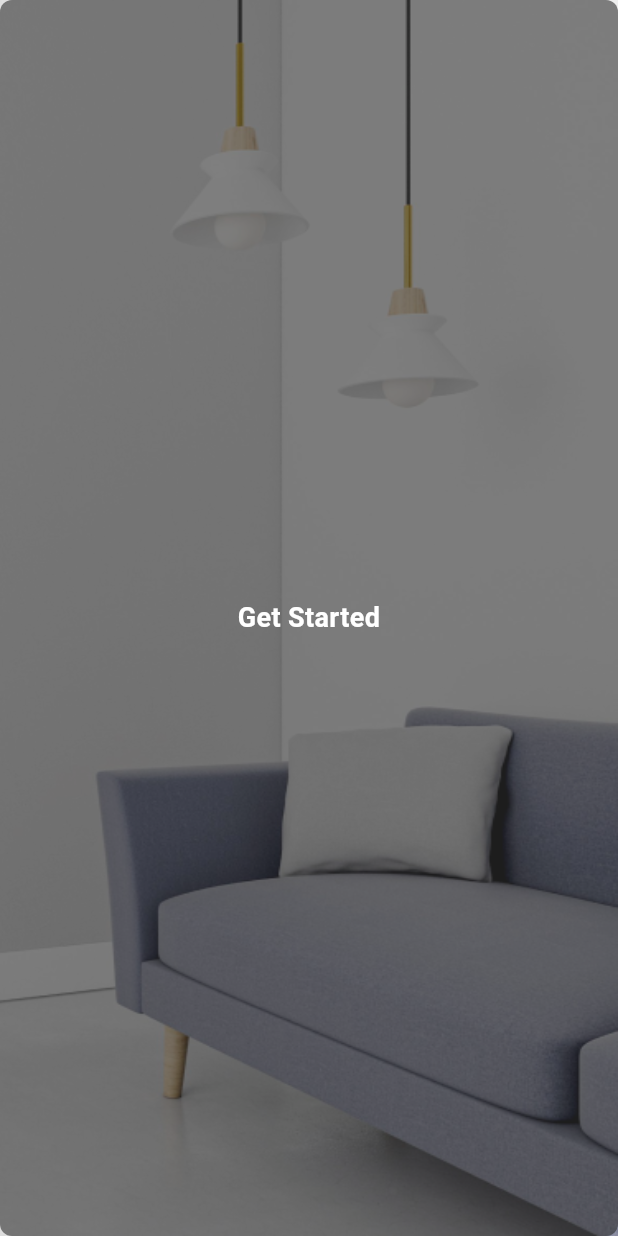
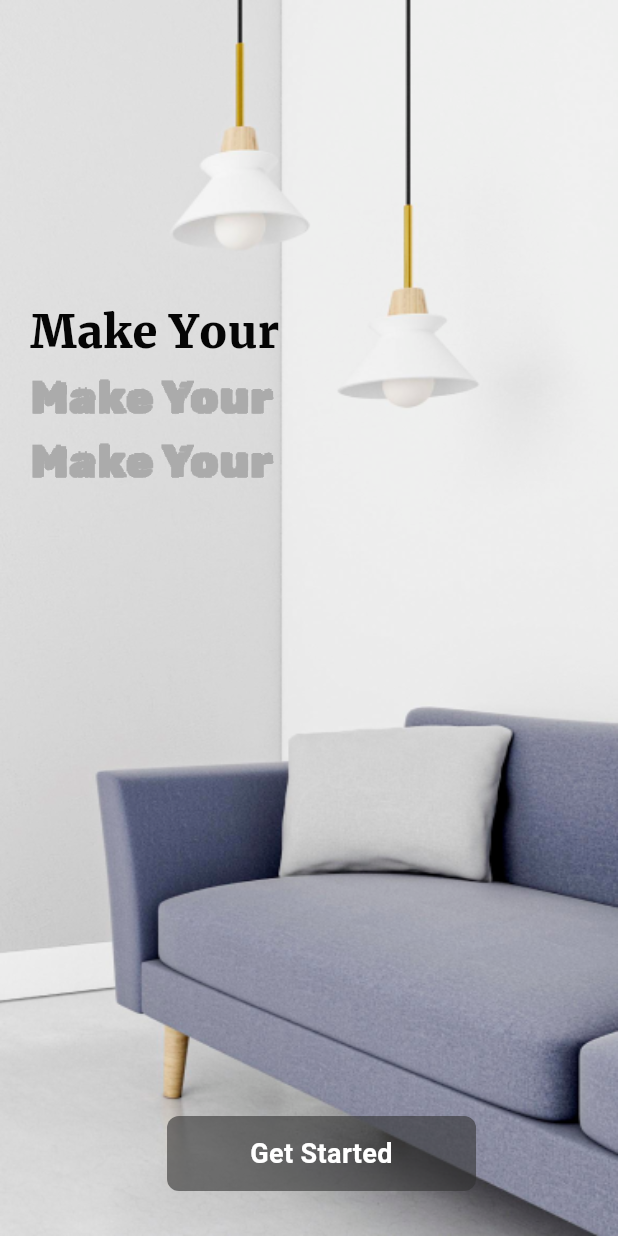
Before and after one commit to aya-djihane/MYHB, a Flutter app: the screen it shows after launch, on a phone screen of 412 x 824 dp. Run offline on Flutter 3.47's test engine with Material 3 defaults, Android fonts, the phone set to English and light mode, and no system bars; our stand-ins replace flutter_svg, get; missing offline and left inert: dart:ffi; Roboto replaces fonts that are missing (Glassio).

Commit message:
fix button problem + initiate text spalsh screen

```diff
--- a/lib/screens/loginscreen.dart
+++ b/lib/screens/loginscreen.dart
@@ -61,6 +61,7 @@ class _LoginScreenState extends State<LoginScreen> {
                 'Welcome Back',
                 style: TextStyle(
                   fontSize: 30,
+                  fontFamily: "RubikLines",
                   fontWeight: FontWeight.bold,
                   color: AppColors.greydark,
                 ),
--- a/lib/screens/splash_screen.dart
+++ b/lib/screens/splash_screen.dart
@@ -27,16 +27,53 @@ class _SplashScreenState extends State<SplashScreen> {
                 fit: BoxFit.fill,
               ),
             ),
-           child: Positioned(
+
+          ), Positioned(
             bottom: 30,
-            left: media.width /2,
+            left: media.width /3.7,
             child: CustomButton(
               onTap: ()=>Get.to(LoginScreen()),
               width: media.width / 2,
               value: "Get Started",
             ),
           ),
-          )],
+          const Positioned(
+            top: 200,
+            left: 20,
+            child:   Column(
+              mainAxisAlignment: MainAxisAlignment.start,
+              crossAxisAlignment: CrossAxisAlignment.start,
+              children: [
+                Text(
+                  'Make Your',
+                  style: TextStyle(
+                    fontSize: 30,
+                    fontFamily: "Merriweather",
+                    fontWeight: FontWeight.bold,
+                    color: AppColors.black,
+                  ),
+                ),
+                Text(
+                  'Make Your',
+                  style: TextStyle(
+                    fontSize: 30,
+                    fontFamily: "RubikLines",
+                    fontWeight: FontWeight.bold,
+                    color: AppColors.greydark,
+                  ),
+                ),
+                Text(
+                  'Make Your ',
+                  style: TextStyle(
+                    fontSize: 30,
+                    fontFamily: "RubikLines",
+                    fontWeight: FontWeight.bold,
+                    color: AppColors.greydark,
+                  ),
+                ),
+              ],
+            ),
+          ),],
       ),
     );
   }
--- a/pubspec.yaml
+++ b/pubspec.yaml
@@ -45,3 +45,6 @@ flutter:
     - family: Merriweather
     - fonts:
       - asset: fonts/Merriweather.ttf
+    - family: RubikLines
+      fonts:
+        - asset: fonts/RubikLines.ttf
```
Also changed, not shown: fonts/RubikLines.ttf (added), pubspec.lock.
